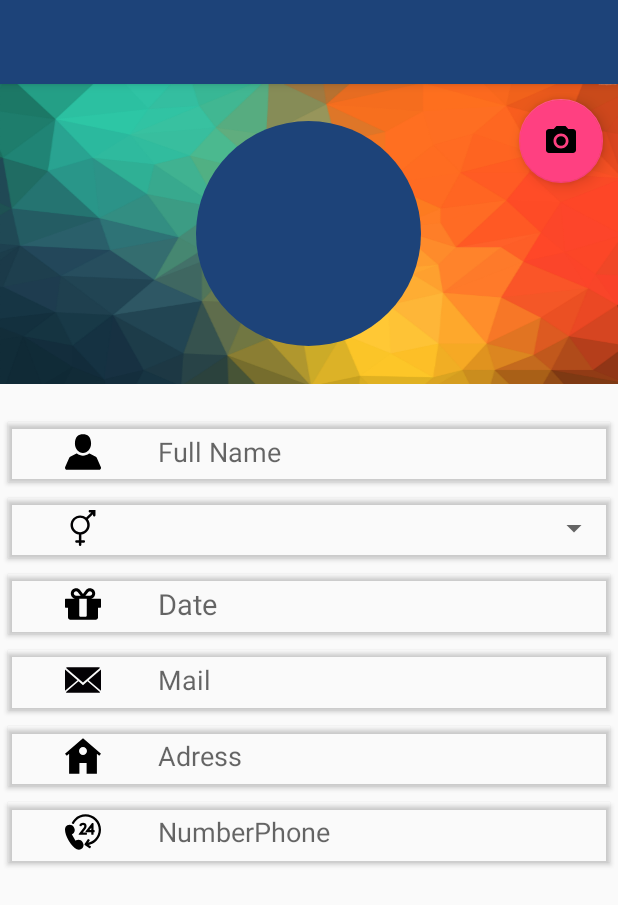
After one commit to vuthaihoa123/imarket_android, an Android app: the layout activity_update_profile.xml on its own in the app's theme, with its tools: preview values and no code run, on a phone screen of 412 x 824 dp. The commit adds this screen. Shown: the top 905 px of the screen. Run offline under Robolectric (Android 15) with nearby library versions, the phone set to English and light mode, and no system bars.

Commit message:
task012_profile_update

```diff
--- a/app/build.gradle
+++ b/app/build.gradle
@@ -32,6 +32,7 @@ dependencies {
     compile 'com.android.support:multidex:1.0.0'
     compile 'com.google.code.gson:gson:2.6.2'
     compile 'com.squareup.retrofit2:retrofit:2.1.0'
+    compile 'de.hdodenhof:circleimageview:2.1.0'
     compile 'com.squareup.retrofit2:converter-gson:2.1.0'
     compile 'com.google.apis:google-api-services-gmail:v1-rev47-1.22.0'
 }
--- a/app/src/main/AndroidManifest.xml
+++ b/app/src/main/AndroidManifest.xml
@@ -37,7 +37,8 @@
             android:name=".ui.activity.FloorActivity"
             android:screenOrientation="landscape"/>
         <activity android:name=".ui.activity.CategoryStallActivity"/>
-        <activity android:name=".ui.activity.LoginActivity">
+        <activity android:name=".ui.activity.LoginActivity"/>
+        <activity android:name=".ui.activity.UpdateProfileActivity">
             <intent-filter>
                 <action android:name="android.intent.action.MAIN"/>
                 <category android:name="android.intent.category.LAUNCHER"/>
--- /dev/null
+++ b/app/src/main/java/com/example/framgia/imarketandroid/ui/activity/UpdateProfileActivity.java
@@ -0,0 +1,47 @@
+package com.example.framgia.imarketandroid.ui.activity;
+
+import android.os.Bundle;
+import android.support.annotation.Nullable;
+import android.support.v7.app.AppCompatActivity;
+import android.support.v7.widget.Toolbar;
+import android.view.Menu;
+import android.view.MenuItem;
+import android.widget.Toast;
+
+import com.example.framgia.imarketandroid.R;
+import com.example.framgia.imarketandroid.util.Constants;
+
+/**
+ * Created by toannguyen201194 on 27/07/2016.
+ */
+public class UpdateProfileActivity extends AppCompatActivity {
+    private Toolbar mToolbar;
+
+    @Override
+    protected void onCreate(@Nullable Bundle savedInstanceState) {
+        super.onCreate(savedInstanceState);
+        setContentView(R.layout.activity_update_profile);
+        mToolbar = (Toolbar) findViewById(R.id.toolbar);
+        setSupportActionBar(mToolbar);
+        getSupportActionBar().setTitle(Constants.PROFILE);
+        getSupportActionBar().setDisplayHomeAsUpEnabled(true);
+        getSupportActionBar().setDisplayShowHomeEnabled(true);
+    }
+
+    @Override
+    public boolean onCreateOptionsMenu(Menu menu) {
+        getMenuInflater().inflate(R.menu.menu_profile, menu);
+        return true;
+    }
+
+    @Override
+    public boolean onOptionsItemSelected(MenuItem item) {
+        switch (item.getItemId()) {
+            case R.id.action_save:
+                Toast.makeText(getBaseContext(), getString(R.string.item_save), Toast.LENGTH_SHORT)
+                    .show();
+                break;
+        }
+        return super.onOptionsItemSelected(item);
+    }
+}
--- a/app/src/main/java/com/example/framgia/imarketandroid/ui/fragments/SignUpFragment.java
+++ b/app/src/main/java/com/example/framgia/imarketandroid/ui/fragments/SignUpFragment.java
@@ -40,7 +40,7 @@ public class SignUpFragment extends android.support.v4.app.Fragment {
     }
 
     @Override
-    public void onViewCreated(View view, @Nullable Bundle savedInstanceState) {
+    public void onViewCreated(View view, Bundle savedInstanceState) {
         super.onViewCreated(view, savedInstanceState);
         findView();
     }
--- a/app/src/main/java/com/example/framgia/imarketandroid/util/Constants.java
+++ b/app/src/main/java/com/example/framgia/imarketandroid/util/Constants.java
@@ -16,4 +16,5 @@ public class Constants {
     public static final String PACKAGE="package";
     public static final String KEYHASH="KeyHash:";
     public static final String SHA="SHA";
+    public static final String PROFILE="Profile";
 }
--- /dev/null
+++ b/app/src/main/res/drawable/custom_linear.xml
@@ -0,0 +1,14 @@
+<?xml version="1.0" encoding="utf-8"?>
+<shape
+    xmlns:android="http://schemas.android.com/apk/res/android">
+    <stroke
+        android:width="1dp"
+        android:color="#505050"/>
+    <padding
+        android:bottom="1dp"
+        android:left="1dp"
+        android:right="1dp"
+        android:top="1dp"/>
+    <solid android:color="@android:color/white"/>
+    <corners android:radius="5dp"/>
+</shape>
--- /dev/null
+++ b/app/src/main/res/drawable/ic_address.xml
@@ -0,0 +1,4 @@
+<vector android:height="24dp" android:viewportHeight="552.912"
+    android:viewportWidth="552.912" android:width="24dp" xmlns:android="http://schemas.android.com/apk/res/android">
+    <path android:fillColor="#FF000000" android:pathData="M276.5,3.7L276.5,3.7L276.5,3.7L276.5,3.7L0,242.3l27.6,31.9l35.4,-30.6v305.6H221.1V385.7h55.4l0,0h55.4v163.5h158.1V243.7l35.4,30.6l27.5,-31.9L276.5,3.7zM276.5,261.9c-33.8,0 -61.2,-27.4 -61.2,-61.2c0,-33.8 27.4,-61.2 61.2,-61.2c33.8,0 61.2,27.4 61.2,61.2C337.7,234.5 310.3,261.9 276.5,261.9z"/>
+</vector>
--- /dev/null
+++ b/app/src/main/res/drawable/ic_birthday.xml
@@ -0,0 +1,4 @@
+<vector android:height="24dp" android:viewportHeight="438.526"
+    android:viewportWidth="438.526" android:width="24dp" xmlns:android="http://schemas.android.com/apk/res/android">
+    <path android:fillColor="#FF000000" android:pathData="M436,157.9c-1.7,-1.7 -3.9,-2.6 -6.6,-2.6H303.8c17.7,0 32.8,-6.2 45.3,-18.7c12.5,-12.5 18.7,-27.6 18.7,-45.3s-6.2,-32.8 -18.7,-45.3c-12.5,-12.5 -27.6,-18.7 -45.3,-18.7c-20.4,0 -36.4,7.3 -48,22l-36.5,47.1l-36.5,-47.1c-11.6,-14.7 -27.6,-22 -48,-22c-17.7,0 -32.8,6.2 -45.3,18.7c-12.5,12.5 -18.7,27.6 -18.7,45.3s6.2,32.8 18.7,45.3c12.5,12.5 27.5,18.7 45.3,18.7H9.1c-2.7,0 -4.9,0.9 -6.6,2.6C0.9,159.6 0,161.8 0,164.4v91.4c0,2.7 0.9,4.9 2.6,6.6c1.7,1.7 3.9,2.6 6.6,2.6h27.4v118.8c0,7.6 2.7,14.1 8,19.4c5.3,5.3 11.8,8 19.4,8h310.6c7.6,0 14.1,-2.7 19.4,-8c5.3,-5.3 8,-11.8 8,-19.4V264.9h27.4c2.7,0 4.9,-0.9 6.6,-2.6s2.6,-3.9 2.6,-6.6v-91.4C438.5,161.8 437.7,159.6 436,157.9zM284.1,72.8c4.9,-5.9 11.5,-8.8 19.7,-8.8c7.6,0 14.1,2.7 19.4,8c5.3,5.3 8,11.8 8,19.4s-2.7,14.1 -8,19.4c-5.3,5.3 -11.8,8 -19.4,8h-55.4L284.1,72.8zM134.8,118.8c-7.6,0 -14.1,-2.7 -19.4,-8c-5.3,-5.3 -8,-11.8 -8,-19.4s2.7,-14.1 8,-19.4c5.3,-5.3 11.8,-8 19.4,-8c8.2,0 14.8,2.9 19.7,8.8l36,46H134.8zM265,210.1v133.6v16c0,4.8 -1.7,8.4 -5.1,11c-3.4,2.6 -7.8,3.9 -13.1,3.9H191.9c-5.3,0 -9.7,-1.3 -13.1,-3.9c-3.4,-2.6 -5.1,-6.2 -5.1,-11v-16v-133.6V155.3h91.4V210.1z"/>
+</vector>
--- /dev/null
+++ b/app/src/main/res/drawable/ic_fullname.xml
@@ -0,0 +1,5 @@
+<vector android:height="24dp" android:viewportHeight="409.164"
+    android:viewportWidth="409.165" android:width="24dp" xmlns:android="http://schemas.android.com/apk/res/android">
+    <path android:fillColor="#FF000000" android:pathData="M204.6,216.7c50.7,0 91.7,-48.1 91.7,-107.4c0,-82.2 -41.1,-107.4 -91.7,-107.4c-50.7,0 -91.7,25.1 -91.7,107.4C112.8,168.6 153.9,216.7 204.6,216.7z"/>
+    <path android:fillColor="#FF000000" android:pathData="M407.2,374.7L360.9,270.5c-2.1,-4.8 -5.8,-8.7 -10.5,-11.1l-71.8,-37.4c-1.6,-0.8 -3.5,-0.7 -4.9,0.4c-20.3,15.4 -44.2,23.5 -69.1,23.5c-24.9,0 -48.8,-8.1 -69.1,-23.5c-1.4,-1.1 -3.3,-1.2 -4.9,-0.4L58.8,259.3c-4.6,2.4 -8.3,6.4 -10.5,11.1L2,374.7c-3.2,7.2 -2.5,15.4 1.8,22c4.3,6.6 11.5,10.5 19.4,10.5h362.9c7.9,0 15.1,-3.9 19.4,-10.5C409.7,390.1 410.4,381.9 407.2,374.7z"/>
+</vector>
--- /dev/null
+++ b/app/src/main/res/drawable/ic_gender.xml
@@ -0,0 +1,4 @@
+<vector android:height="24dp" android:viewportHeight="62.184"
+    android:viewportWidth="62.184" android:width="24dp" xmlns:android="http://schemas.android.com/apk/res/android">
+    <path android:fillColor="#010002" android:pathData="M42.97,0c-1.18,0 -2.13,0.96 -2.13,2.13s0.95,2.13 2.13,2.13h2.39l-8.78,8.78c-2.86,-2.32 -6.49,-3.72 -10.45,-3.72c-9.15,0 -16.59,7.44 -16.59,16.59c0,8.43 6.32,15.39 14.46,16.44v10.11h-4.22c-1.18,0 -2.13,0.96 -2.13,2.13s0.95,2.13 2.13,2.13h4.22v3.32c0,1.18 0.95,2.13 2.13,2.13s2.13,-0.96 2.13,-2.13v-3.32h4.22c1.18,0 2.13,-0.96 2.13,-2.13s-0.95,-2.13 -2.13,-2.13h-4.22V42.36c8.14,-1.05 14.46,-8.02 14.46,-16.44c0,-3.65 -1.2,-7.03 -3.21,-9.77l8.86,-8.86v1.89c0,1.18 0.95,2.13 2.13,2.13c1.18,0 2.13,-0.96 2.13,-2.13V0H42.97zM26.13,38.24c-6.8,0 -12.33,-5.53 -12.33,-12.33s5.53,-12.33 12.33,-12.33s12.33,5.53 12.33,12.33S32.93,38.24 26.13,38.24z"/>
+</vector>
--- /dev/null
+++ b/app/src/main/res/drawable/ic_mail.xml
@@ -0,0 +1,7 @@
+<vector android:height="24dp" android:viewportHeight="14.0"
+    android:viewportWidth="14.0" android:width="24dp" xmlns:android="http://schemas.android.com/apk/res/android">
+    <path android:fillColor="#030104" android:pathData="M7,9L5.268,7.484l-4.952,4.245C0.496,11.896 0.739,12 1.007,12h11.986c0.267,0 0.509,-0.104 0.688,-0.271L8.732,7.484L7,9z"/>
+    <path android:fillColor="#030104" android:pathData="M13.684,2.271C13.504,2.103 13.262,2 12.993,2H1.007C0.74,2 0.498,2.104 0.318,2.273L7,8L13.684,2.271z"/>
+    <path android:fillColor="#030104" android:pathData="M0,2.878l0,8.308l4.833,-4.107z"/>
+    <path android:fillColor="#030104" android:pathData="M9.167,7.079l4.833,4.107l0,-8.311z"/>
+</vector>
--- /dev/null
+++ b/app/src/main/res/drawable/ic_numberphone.xml
@@ -0,0 +1,7 @@
+<vector android:height="24dp" android:viewportHeight="316.709"
+    android:viewportWidth="316.709" android:width="24dp" xmlns:android="http://schemas.android.com/apk/res/android">
+    <path android:fillColor="#FF000000" android:pathData="M153.8,245.9c-7.3,-12.5 -20.9,-20.3 -35.4,-20.3c-7.2,0 -14.4,1.9 -20.7,5.6c-1.8,1.1 -3.6,2.3 -5.2,3.6l-32.7,-56c2,-0.8 3.9,-1.7 5.7,-2.8c9.5,-5.5 16.2,-14.4 19,-25c2.8,-10.6 1.3,-21.6 -4.3,-31.1l-3.5,-6c-7.3,-12.5 -20.9,-20.3 -35.4,-20.3c-7.2,0 -14.4,1.9 -20.7,5.6c-12,7 -19.5,19.5 -20.3,33.4c-2.1,24.8 10,63.1 31.6,100.1c21.6,36.9 49.1,66.3 71.7,76.6c5.7,2.8 12,4.3 18.4,4.3c7.2,0 14.4,-1.9 20.7,-5.6c9.5,-5.5 16.2,-14.4 19,-25c2.8,-10.6 1.3,-21.6 -4.3,-31.1L153.8,245.9z"/>
+    <path android:fillColor="#FF000000" android:pathData="M316.7,138.9c-0.1,-36.3 -14.3,-70.5 -40,-96.1C251.1,17.2 216.9,3.1 180.7,3.1h-0.2c-36.3,0.1 -70.5,14.3 -96.1,40c-9.8,9.8 -17.9,20.9 -24.3,33c-0.6,1.2 -0.7,2.5 -0.3,3.8c0.4,1.3 1.3,2.3 2.5,2.9l8.9,4.6c1.2,0.6 2.5,0.7 3.8,0.3c1.3,-0.4 2.3,-1.3 2.9,-2.5c5.4,-10.3 12.4,-19.8 20.7,-28.2c21.9,-21.9 51,-34.1 82,-34.1h0.2c30.9,0 60,12 81.9,33.9c21.9,21.9 34.1,51 34.1,82c0,31 -12,60.1 -33.9,82.1c-16.1,16.1 -36.3,27 -58.3,31.6l12.4,-18.3c1.5,-2.3 0.9,-5.4 -1.3,-6.9l-8.3,-5.6c-2.3,-1.5 -5.4,-0.9 -6.9,1.3l-28.4,42c-0.7,1.1 -1,2.4 -0.8,3.7c0.3,1.3 1,2.5 2.1,3.2l42,28.4c0.9,0.6 1.8,0.9 2.8,0.9c1.6,0 3.2,-0.8 4.1,-2.2l5.6,-8.3c0.7,-1.1 1,-2.4 0.8,-3.7c-0.3,-1.3 -1,-2.5 -2.1,-3.2l-17.4,-11.8c25.6,-5.4 49.2,-18.2 67.9,-37C302.7,209.4 316.8,175.2 316.7,138.9z"/>
+    <path android:fillColor="#FF000000" android:pathData="M156.7,130.7l-35.5,44.2c-1.2,1.5 -1.4,3.6 -0.6,5.3c0.8,1.7 2.6,2.8 4.5,2.8h62.7c2.8,0 5,-2.2 5,-5v-10c0,-2.8 -2.2,-5 -5,-5h-31.4l15.7,-19.5c20.3,-23.9 19.5,-40.3 15.2,-49.8c-4.5,-10 -15,-16.3 -27.3,-16.5c-14.2,-0.3 -27.4,7.6 -33.4,19.8c-1.2,2.5 -0.2,5.5 2.3,6.7l9,4.4c2.5,1.2 5.5,0.2 6.7,-2.3c3.2,-6.4 10,-8.7 14.9,-8.7l0.2,0c4.6,0.1 8.2,1.9 9.5,4.8c2,4.5 -0.1,14.4 -12.3,28.7C156.8,130.6 156.8,130.7 156.7,130.7z"/>
+    <path android:fillColor="#FF000000" android:pathData="M246.2,79.6h-6c-1.5,0 -3,0.7 -4,1.9l-55,70.9c-1.2,1.5 -1.4,3.5 -0.5,5.3c0.8,1.7 2.6,2.8 4.5,2.8h46v17.3c0,2.8 2.2,5 5,5h10c2.8,0 5,-2.2 5,-5v-17.3h4.7c2.8,0 5,-2.2 5,-5v-10c0,-2.8 -2.2,-5 -5,-5h-4.7v-55.9C251.2,81.9 248.9,79.6 246.2,79.6zM231.2,121.3v19.2h-16L231.2,121.3z"/>
+</vector>
--- /dev/null
+++ b/app/src/main/res/drawable/ic_save.xml
@@ -0,0 +1,9 @@
+<vector xmlns:android="http://schemas.android.com/apk/res/android"
+        android:width="24dp"
+        android:height="24dp"
+        android:viewportWidth="24.0"
+        android:viewportHeight="24.0">
+    <path
+        android:fillColor="#ffffff"
+        android:pathData="M9,16.2L4.8,12l-1.4,1.4L9,19 21,7l-1.4,-1.4L9,16.2z"/>
+</vector>
--- /dev/null
+++ b/app/src/main/res/layout/activity_update_profile.xml
@@ -0,0 +1,225 @@
+<?xml version="1.0" encoding="utf-8"?>
+<android.support.design.widget.CoordinatorLayout
+    xmlns:android="http://schemas.android.com/apk/res/android"
+    xmlns:app="http://schemas.android.com/apk/res-auto"
+    android:layout_width="match_parent"
+    android:layout_height="match_parent"
+    android:fitsSystemWindows="true"
+    app:popupTheme="@style/ThemeOverlay.AppCompat.Light">
+
+    <include layout="@layout/toolbar_profile"/>
+
+    <android.support.v4.widget.NestedScrollView
+        android:layout_width="match_parent"
+        android:layout_height="match_parent"
+        app:layout_behavior="@string/appbar_scrolling_view_behavior">
+
+        <LinearLayout
+            android:layout_width="match_parent"
+            android:layout_height="match_parent"
+            android:orientation="vertical">
+
+            <FrameLayout
+                android:layout_width="wrap_content"
+                android:layout_height="@dimen/common_size_200"
+                android:layout_gravity="center"
+                android:layout_marginBottom="@dimen/common_size_20"
+                android:background="@drawable/ic_backgroud_profile">
+
+                <de.hdodenhof.circleimageview.CircleImageView
+                    android:id="@+id/profile_image"
+                    xmlns:app="http://schemas.android.com/apk/res-auto"
+                    android:layout_width="@dimen/common_size_150"
+                    android:layout_height="@dimen/common_size_150"
+                    android:layout_gravity="center"
+                    android:src="@color/backgroud_login"
+                    app:civ_border_width="0dp">
+
+                </de.hdodenhof.circleimageview.CircleImageView>
+
+                <android.support.design.widget.FloatingActionButton
+                    android:id="@+id/floating_edit_avatar"
+                    android:layout_width="wrap_content"
+                    android:layout_height="wrap_content"
+                    android:layout_gravity="right"
+                    android:layout_marginRight="@dimen/common_size_10"
+                    android:layout_marginTop="@dimen/common_size_10"
+                    android:src="@drawable/ic_menu_camera"
+                    />
+            </FrameLayout>
+
+            <android.support.v7.widget.CardView
+                android:layout_width="match_parent"
+                android:layout_height="@dimen/common_size_40"
+                android:layout_margin="@dimen/common_size_5"
+                app:cardBackgroundColor="@android:color/transparent"
+                app:cardPreventCornerOverlap="false">
+
+                <LinearLayout
+                    android:layout_width="match_parent"
+                    android:layout_height="match_parent"
+                    android:weightSum="2">
+
+                    <ImageView
+                        android:layout_width="0dp"
+                        android:layout_height="wrap_content"
+                        android:layout_gravity="center"
+                        android:layout_weight="0.5"
+                        android:src="@drawable/ic_fullname"/>
+
+                    <EditText
+                        android:id="@+id/edit_profile_fullname"
+                        android:layout_width="0dp"
+                        android:layout_height="match_parent"
+                        android:layout_weight="1.5"
+                        android:background="@android:color/transparent"
+                        android:hint="@string/signup_full_name"/>
+                </LinearLayout>
+            </android.support.v7.widget.CardView>
+
+            <android.support.v7.widget.CardView
+                android:layout_width="match_parent"
+                android:layout_height="@dimen/common_size_40"
+                android:layout_margin="@dimen/common_size_5"
+                app:cardBackgroundColor="@android:color/transparent"
+                app:cardPreventCornerOverlap="false">
+
+                <LinearLayout
+                    android:layout_width="match_parent"
+                    android:layout_height="match_parent"
+                    android:weightSum="2">
+
+                    <ImageView
+                        android:layout_width="0dp"
+                        android:layout_height="wrap_content"
+                        android:layout_gravity="center"
+                        android:layout_weight="0.5"
+                        android:src="@drawable/ic_gender"/>
+
+                    <Spinner
+                        android:id="@+id/spinner_profile_gender"
+                        android:layout_width="0dp"
+                        android:layout_height="match_parent"
+                        android:layout_weight="1.5"/>
+                </LinearLayout>
+            </android.support.v7.widget.CardView>
+
+
+            <android.support.v7.widget.CardView
+                android:layout_width="match_parent"
+                android:layout_height="@dimen/common_size_40"
+                android:layout_margin="@dimen/common_size_5"
+                app:cardBackgroundColor="@android:color/transparent"
+                app:cardPreventCornerOverlap="false">
+
+                <LinearLayout
+                    android:layout_width="match_parent"
+                    android:layout_height="match_parent"
+                    android:weightSum="2">
+
+                    <ImageView
+                        android:layout_width="0dp"
+                        android:layout_height="wrap_content"
+                        android:layout_gravity="center"
+                        android:layout_weight="0.5"
+                        android:src="@drawable/ic_birthday"/>
+
+                    <TextView
+                        android:layout_width="0dp"
+                        android:layout_height="match_parent"
+                        android:layout_weight="1.5"
+                        android:gravity="center_vertical"
+                        android:hint="@string/date_profile_birthday"
+                        android:textSize="@dimen/common_text_size_10"/>
+                </LinearLayout>
+            </android.support.v7.widget.CardView>
+
+            <android.support.v7.widget.CardView
+                android:layout_width="match_parent"
+                android:layout_height="@dimen/common_size_40"
+                android:layout_margin="@dimen/common_size_5"
+                app:cardBackgroundColor="@android:color/transparent"
+                app:cardPreventCornerOverlap="false">
+
+                <LinearLayout
+                    android:layout_width="match_parent"
+                    android:layout_height="match_parent"
+                    android:weightSum="2">
+
+                    <ImageView
+                        android:layout_width="0dp"
+                        android:layout_height="wrap_content"
+                        android:layout_gravity="center"
+                        android:layout_weight="0.5"
+                        android:src="@drawable/ic_mail"/>
+
+                    <EditText
+                        android:id="@+id/edit_profile_mail"
+                        android:layout_width="0dp"
+                        android:layout_height="match_parent"
+                        android:layout_weight="1.5"
+                        android:background="@android:color/transparent"
+                        android:hint="@string/hint_mail"/>
+                </LinearLayout>
+            </android.support.v7.widget.CardView>
+
+            <android.support.v7.widget.CardView
+                android:layout_width="match_parent"
+                android:layout_height="@dimen/common_size_40"
+                android:layout_margin="@dimen/common_size_5"
+                app:cardBackgroundColor="@android:color/transparent"
+                app:cardPreventCornerOverlap="false">
+
+                <LinearLayout
+                    android:layout_width="match_parent"
+                    android:layout_height="match_parent"
+                    android:weightSum="2">
+
+                    <ImageView
+                        android:layout_width="0dp"
+                        android:layout_height="wrap_content"
+                        android:layout_gravity="center"
+                        android:layout_weight="0.5"
+                        android:src="@drawable/ic_address"/>
+
+                    <EditText
+                        android:id="@+id/edit_profile_address"
+                        android:layout_width="0dp"
+                        android:layout_height="match_parent"
+                        android:layout_weight="1.5"
+                        android:background="@android:color/transparent"
+                        android:hint="@string/hint_adress"/>
+                </LinearLayout>
+            </android.support.v7.widget.CardView>
+
+            <android.support.v7.widget.CardView
+                android:layout_width="match_parent"
+                android:layout_height="@dimen/common_size_40"
+                android:layout_margin="@dimen/common_size_5"
+                app:cardBackgroundColor="@android:color/transparent"
+                app:cardPreventCornerOverlap="false">
+
+                <LinearLayout
+                    android:layout_width="match_parent"
+                    android:layout_height="match_parent"
+                    android:weightSum="2">
+
+                    <ImageView
+                        android:layout_width="0dp"
+                        android:layout_height="wrap_content"
+                        android:layout_gravity="center"
+                        android:layout_weight="0.5"
+                        android:src="@drawable/ic_numberphone"/>
+
+                    <EditText
+                        android:id="@+id/edit_profile_numberphone"
+                        android:layout_width="0dp"
+                        android:layout_height="match_parent"
+                        android:layout_weight="1.5"
+                        android:background="@android:color/transparent"
+                        android:hint="@string/hint_numberphone"/>
+                </LinearLayout>
+            </android.support.v7.widget.CardView>
+        </LinearLayout>
+    </android.support.v4.widget.NestedScrollView>
+</android.support.design.widget.CoordinatorLayout>
--- /dev/null
+++ b/app/src/main/res/layout/toolbar_profile.xml
@@ -0,0 +1,15 @@
+<?xml version="1.0" encoding="utf-8"?>
+<android.support.design.widget.AppBarLayout
+    xmlns:android="http://schemas.android.com/apk/res/android"
+    xmlns:app="http://schemas.android.com/apk/res-auto"
+    android:layout_width="match_parent"
+    android:layout_height="wrap_content"
+    android:theme="@style/ThemeOverlay.AppCompat.Dark.ActionBar">
+
+    <android.support.v7.widget.Toolbar
+        android:id="@+id/toolbar"
+        android:layout_width="match_parent"
+        android:layout_height="?attr/actionBarSize"
+        app:layout_scrollFlags="scroll|enterAlways">
+    </android.support.v7.widget.Toolbar>
+</android.support.design.widget.AppBarLayout>
--- /dev/null
+++ b/app/src/main/res/menu/menu_profile.xml
@@ -0,0 +1,10 @@
+<?xml version="1.0" encoding="utf-8"?>
+<menu xmlns:android="http://schemas.android.com/apk/res/android"
+      xmlns:app="http://schemas.android.com/apk/res-auto">
+    <item
+        android:id="@+id/action_save"
+        android:orderInCategory="101"
+        android:title="@string/item_save"
+        android:icon="@drawable/ic_save"
+        app:showAsAction="always"/>
+</menu>
--- a/app/src/main/res/values/dimens.xml
+++ b/app/src/main/res/values/dimens.xml
@@ -41,6 +41,9 @@
     <dimen name="common_size_8">8dp</dimen>
     <dimen name="common_size_9">9dp</dimen>
     <dimen name="common_size_10">10dp</dimen>
+    <dimen name="common_size_20">20dp</dimen>
+    <dimen name="common_size_40">40dp</dimen>
+    <dimen name="common_size_150">150dp</dimen>
 
     <!--Common text size-->
     <dimen name="common_text_size_1">10sp</dimen>
@@ -77,4 +80,5 @@
     <dimen name="login_button_textsize">20sp</dimen>
     <dimen name="signup_margintop_textinput">10dp</dimen>
     <dimen name="singup_marginbottom">10dp</dimen>
+    <dimen name="common_size_200">200dp</dimen>
 </resources>
--- a/app/src/main/res/values/strings.xml
+++ b/app/src/main/res/values/strings.xml
@@ -48,4 +48,10 @@
     <string name="err_msg_email">Enter valid email address</string>
     <string name="err_msg_password">Enter the password</string>
     <string name="err_msg_password_confirm">PassWord Confirm not like</string>
+    <string name="profile_editphoto">Edit Photo</string>
+    <string name="date_profile_birthday">Date</string>
+    <string name="hint_numberphone">NumberPhone</string>
+    <string name="hint_adress">Adress</string>
+    <string name="hint_mail">Mail</string>
+    <string name="item_save">Save</string>
 </resources>
--- a/app/src/main/res/values/styles.xml
+++ b/app/src/main/res/values/styles.xml
@@ -26,4 +26,10 @@
     <style name="AppTheme.AppBarOverlay" parent="ThemeOverlay.AppCompat.Dark.ActionBar"/>
 
     <style name="AppTheme.PopupOverlay" parent="ThemeOverlay.AppCompat.Light"/>
+    <style name="ProfileUpdate" parent="Theme.AppCompat.DayNight.NoActionBar">
+        <item name="android:textSize">15sp</item>
+        <item name="android:textStyle">italic</item>
+        <item name="android:textColorHint">#bcb1a0a0</item>
+        <item name="colorControlNormal">#c5c5c5</item>
+    </style>
 </resources>
```
Also changed, not shown: app/src/main/res/drawable/ic_backgroud_profile.png (added).
